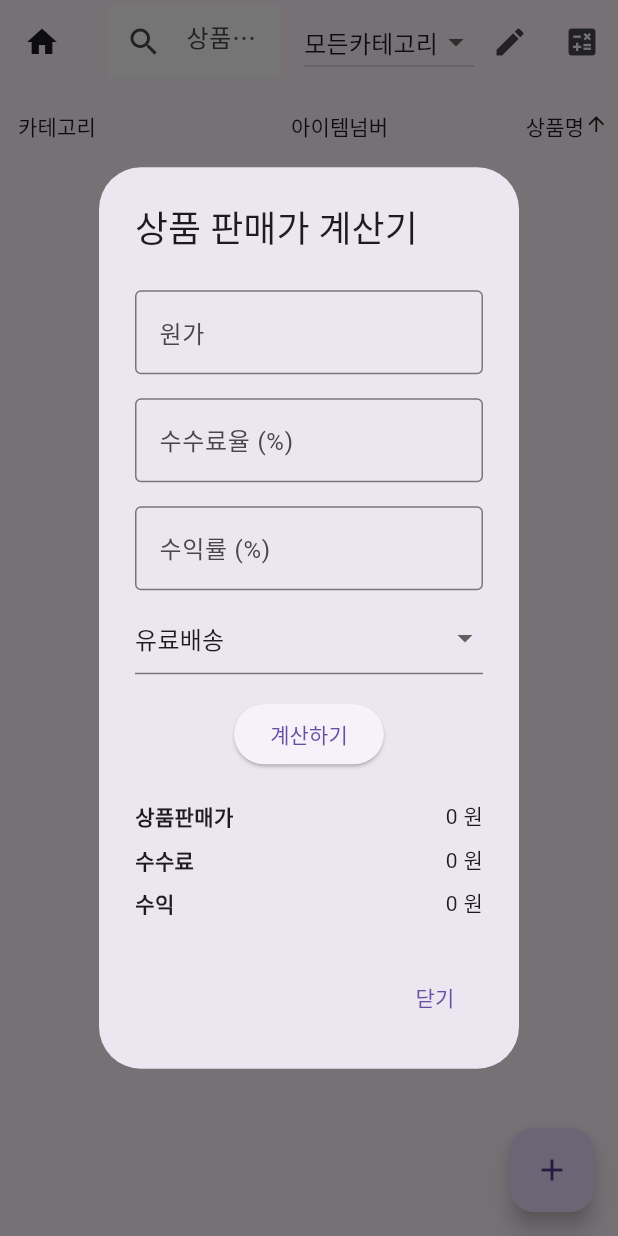
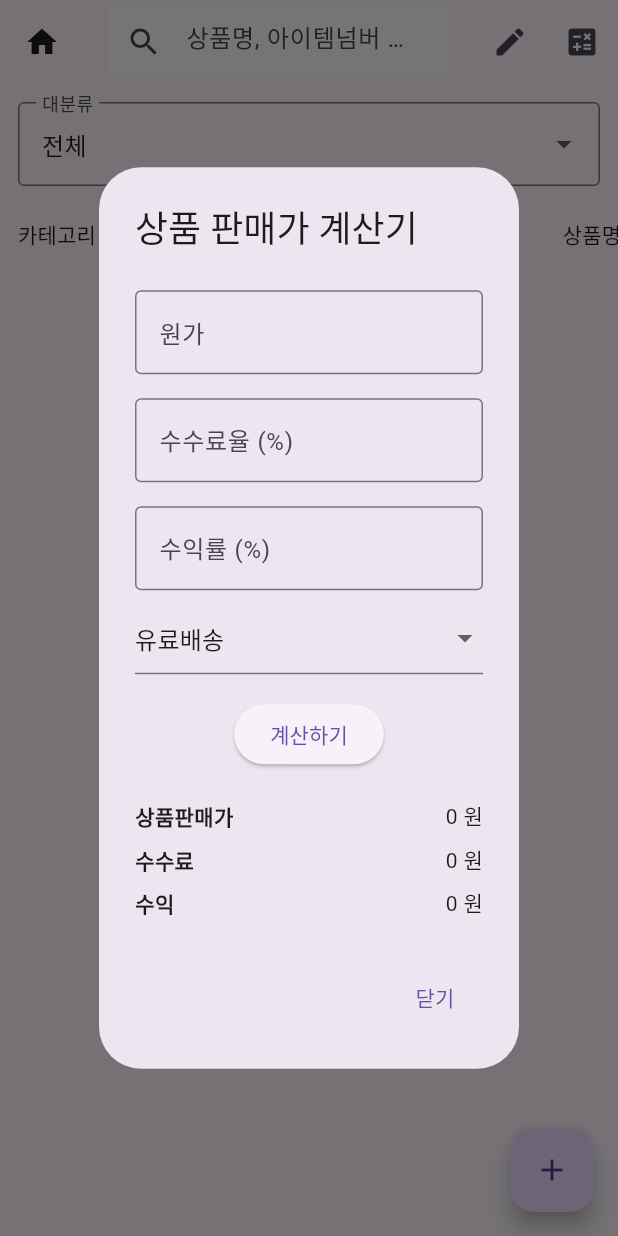
Before and after one commit to WonsunOh/stockmanager, a Flutter app: the GoodsListScreen screen opened by its route, after a tap on "상품명", after a tap on the "calculate" icon, on a phone screen of 412 x 824 dp. Run offline on Flutter 3.47's test engine with Material 3 defaults, Android fonts, the phone set to English and light mode, and no system bars; drawn by our look-alikes of data_table_2; our stand-ins replace flutter_riverpod, supabase_flutter; accounts and stored records are empty.

Commit message:
카테고리 3단 계층 구조 적용 (categories 테이블 활용)
- CategoryModel + CategoryRepository + categoryTreeProvider 신규
- CategoryCascadeDropdown 위젯: 1단(대분류)→2단(중분류)→3단(소분류) 자동 갱신
- goods_list: 카테고리 필터를 cascading으로, 상위 선택 시 자손 leaf 모두 포함
- goods_detail / product_list: 전체 경로 표시 (예: '식품 > 과자/간식 > 과자')
- add_goods: hardcoded dropdown 제거, cascading 입력 + categoryId 저장
- add_product: cascading 입력 추가 (기본값: 연관 material의 categoryId)
- material_repository: 더 이상 쓰지 않는 getMaterialsStreamByCategory 제거
- firebase_category는 leaf name으로 자동 동기화하여 legacy 호환 유지

Co-Authored-By: Claude Opus 4.7 (1M context) <noreply@anthropic.com>

```diff
--- /dev/null
+++ b/lib/data/models/category_model.dart
@@ -0,0 +1,87 @@
+/// Supabase `categories` table model. Self-referential tree via `parent_id`.
+class CategoryModel {
+  final int id;
+  final String name;
+  final int? parentId;
+
+  const CategoryModel({
+    required this.id,
+    required this.name,
+    this.parentId,
+  });
+
+  factory CategoryModel.fromMap(Map<String, dynamic> map) {
+    return CategoryModel(
+      id: map['id'] as int,
+      name: (map['name'] as String?) ?? '',
+      parentId: map['parent_id'] as int?,
+    );
+  }
+}
+
+/// Read-only tree built once per fetch. Provides path lookup utilities.
+class CategoryTree {
+  final List<CategoryModel> all;
+  final Map<int, CategoryModel> byId;
+  final Map<int, List<CategoryModel>> childrenOf;
+  final List<CategoryModel> roots;
+
+  CategoryTree._(this.all, this.byId, this.childrenOf, this.roots);
+
+  factory CategoryTree.fromList(List<CategoryModel> rows) {
+    final byId = <int, CategoryModel>{for (final c in rows) c.id: c};
+    final children = <int, List<CategoryModel>>{};
+    final roots = <CategoryModel>[];
+    for (final c in rows) {
+      if (c.parentId == null) {
+        roots.add(c);
+      } else {
+        children.putIfAbsent(c.parentId!, () => []).add(c);
+      }
+    }
+    int byName(CategoryModel a, CategoryModel b) => a.name.compareTo(b.name);
+    roots.sort(byName);
+    for (final list in children.values) {
+      list.sort(byName);
+    }
+    return CategoryTree._(rows, byId, children, roots);
+  }
+
+  List<CategoryModel> children(int? parentId) {
+    if (parentId == null) return roots;
+    return childrenOf[parentId] ?? const [];
+  }
+
+  /// Ancestors from root to the node itself. Empty if id not found.
+  List<CategoryModel> pathTo(int? id) {
+    if (id == null) return const [];
+    final chain = <CategoryModel>[];
+    var node = byId[id];
+    while (node != null) {
+      chain.insert(0, node);
+      node = node.parentId == null ? null : byId[node.parentId!];
+    }
+    return chain;
+  }
+
+  /// "식품 > 과자/간식 > 과자" string, or empty.
+  String pathString(int? id, {String separator = ' > '}) {
+    final p = pathTo(id);
+    if (p.isEmpty) return '';
+    return p.map((c) => c.name).join(separator);
+  }
+
+  /// All descendant ids INCLUDING the node itself. Use for "category and its
+  /// children" filters.
+  Set<int> descendantIdsInclusive(int id) {
+    final result = <int>{id};
+    final queue = <int>[id];
+    while (queue.isNotEmpty) {
+      final next = queue.removeLast();
+      for (final c in children(next)) {
+        if (result.add(c.id)) queue.add(c.id);
+      }
+    }
+    return result;
+  }
+}
--- a/lib/presentation/viewmodels/goods_list_viewmodel.dart
+++ b/lib/presentation/viewmodels/goods_list_viewmodel.dart
@@ -2,14 +2,16 @@ import 'dart:async';
 import 'package:flutter_riverpod/flutter_riverpod.dart';
 
 import '../../data/models/material_model.dart';
+import '../../data/repositories/category_repository.dart';
 import '../../data/repositories/material_repository.dart';
 
 final goodsSearchQueryProvider = StateProvider.autoDispose<String>((ref) => '');
 final goodsSortColumnIndexProvider = StateProvider.autoDispose<int>((ref) => 1);
 final goodsSortAscendingProvider = StateProvider.autoDispose<bool>((ref) => true);
 
-final goodsCategoryFilterProvider =
-    StateProvider.autoDispose<String>((ref) => '모든카테고리');
+/// Selected category id from the cascading filter. `null` = 전체.
+final goodsCategoryFilterIdProvider =
+    StateProvider.autoDispose<int?>((ref) => null);
 
 final goodsListViewModelProvider =
     StreamNotifierProvider.autoDispose<GoodsListViewModel, List<MaterialModel>>(
@@ -19,34 +21,41 @@ final goodsListViewModelProvider =
 class GoodsListViewModel extends AutoDisposeStreamNotifier<List<MaterialModel>> {
   @override
   Stream<List<MaterialModel>> build() {
-    final category = ref.watch(goodsCategoryFilterProvider);
     final repo = ref.watch(materialRepositoryProvider);
+    final filterId = ref.watch(goodsCategoryFilterIdProvider);
+    final treeAsync = ref.watch(categoryTreeProvider);
+    final allowedIds = filterId == null
+        ? null
+        : treeAsync.maybeWhen(
+            data: (tree) => tree.descendantIdsInclusive(filterId),
+            orElse: () => <int>{filterId},
+          );
 
-    final baseStream = (category == '모든카테고리')
-        ? repo.getMaterialsStream()
-        : repo.getMaterialsStreamByCategory(category);
-
-    return baseStream.map((list) {
+    return repo.getMaterialsStream().map((list) {
       final searchQuery = ref.watch(goodsSearchQueryProvider).toLowerCase();
       final sortColumnIndex = ref.watch(goodsSortColumnIndexProvider);
       final sortAscending = ref.watch(goodsSortAscendingProvider);
 
-      final filtered = searchQuery.isEmpty
-          ? list
-          : list.where((m) {
-              final nameMatch = m.name?.toLowerCase().contains(searchQuery) ?? false;
-              final codeMatch =
-                  m.originalItemNumber?.toLowerCase().contains(searchQuery) ?? false;
-              return nameMatch || codeMatch;
-            }).toList();
+      final filtered = list.where((m) {
+        if (allowedIds != null) {
+          if (m.categoryId == null || !allowedIds.contains(m.categoryId)) {
+            return false;
+          }
+        }
+        if (searchQuery.isEmpty) return true;
+        final nameMatch = m.name?.toLowerCase().contains(searchQuery) ?? false;
+        final codeMatch =
+            m.originalItemNumber?.toLowerCase().contains(searchQuery) ?? false;
+        return nameMatch || codeMatch;
+      }).toList();
 
       filtered.sort((a, b) {
         int compare;
         switch (sortColumnIndex) {
-          case 1: // 아이템넘버 (original_item_number)
+          case 1: // 아이템넘버
             compare = (a.originalItemNumber ?? '').compareTo(b.originalItemNumber ?? '');
             break;
-          case 2: // 상품명 (name)
+          case 2: // 상품명
             compare = (a.name ?? '').compareTo(b.name ?? '');
             break;
           default:
@@ -58,8 +67,4 @@ class GoodsListViewModel extends AutoDisposeStreamNotifier<List<MaterialModel>>
       return filtered;
     });
   }
-
-  void setCategory(String category) {
-    ref.read(goodsCategoryFilterProvider.notifier).state = category;
-  }
 }
--- a/lib/presentation/views/goods/goods_list_screen.dart
+++ b/lib/presentation/views/goods/goods_list_screen.dart
@@ -2,8 +2,11 @@ import 'package:data_table_2/data_table_2.dart';
 import 'package:flutter/material.dart';
 import 'package:flutter_riverpod/flutter_riverpod.dart';
 import 'package:intl/intl.dart';
+
+import '../../../data/repositories/category_repository.dart';
 import '../../../views/widgets/price_calculator_dialog.dart';
 import '../../viewmodels/goods_list_viewmodel.dart';
+import '../../widgets/category_cascade_dropdown.dart';
 import 'add_goods_screen.dart';
 import 'goods_detail_screen.dart';
 
@@ -13,22 +16,11 @@ class GoodsListScreen extends ConsumerWidget {
   @override
   Widget build(BuildContext context, WidgetRef ref) {
     final goodsListState = ref.watch(goodsListViewModelProvider);
-    final selectedCategory = ref.watch(goodsCategoryFilterProvider);
+    final treeAsync = ref.watch(categoryTreeProvider);
     final numberFormatter = NumberFormat('###,###,###');
 
     final sortColumnIndex = ref.watch(goodsSortColumnIndexProvider);
     final sortAscending = ref.watch(goodsSortAscendingProvider);
-
-    const goodsTypeToString = <String>[
-      '모든카테고리',
-      '과자',
-      '사탕',
-      '젤리',
-      '초콜릿',
-      '껌',
-      '차,음료',
-      '기타',
-    ];
 
     return Scaffold(
       appBar: AppBar(
@@ -49,19 +41,6 @@ class GoodsListScreen extends ConsumerWidget {
           icon: const Icon(Icons.home),
         ),
         actions: [
-          DropdownButton<String>(
-            value: selectedCategory,
-            items: goodsTypeToString
-                .map((v) => DropdownMenuItem<String>(value: v, child: Text(v)))
-                .toList(),
-            onChanged: (newValue) {
-              if (newValue != null) {
-                ref
-                    .read(goodsListViewModelProvider.notifier)
-                    .setCategory(newValue);
-              }
-            },
-          ),
           IconButton(
             tooltip: '상품 추가',
             onPressed: () {
@@ -81,15 +60,28 @@ class GoodsListScreen extends ConsumerWidget {
           ),
         ],
       ),
-      body: goodsListState.when(
-        data: (goods) {
-          return DataTable2(
+      body: Column(
+        children: [
+          Padding(
+            padding: const EdgeInsets.fromLTRB(12, 12, 12, 4),
+            child: CategoryCascadeDropdown(
+              key: ValueKey(ref.watch(goodsCategoryFilterIdProvider)),
+              initialCategoryId: ref.watch(goodsCategoryFilterIdProvider),
+              allowAllAtRoot: true,
+              onChanged: (id) {
+                ref.read(goodsCategoryFilterIdProvider.notifier).state = id;
+              },
+            ),
+          ),
+          Expanded(
+            child: goodsListState.when(
+              data: (goods) => DataTable2(
                 fixedTopRows: 1,
                 sortColumnIndex: sortColumnIndex,
                 sortAscending: sortAscending,
                 columnSpacing: 12,
                 horizontalMargin: 12,
-            minWidth: 1400,
+                minWidth: 1500,
                 columns: [
                   const DataColumn2(label: Text('카테고리'), size: ColumnSize.L),
                   DataColumn2(
@@ -119,6 +111,10 @@ class GoodsListScreen extends ConsumerWidget {
                   final price = item.price ?? 0;
                   final qty = item.quantity ?? 0;
                   final pricePerPiece = qty == 0 ? 0 : price / qty;
+                  final categoryPath = treeAsync.maybeWhen(
+                    data: (tree) => tree.pathString(item.categoryId),
+                    orElse: () => item.firebaseCategory ?? '',
+                  );
 
                   return DataRow(
                     onSelectChanged: (isSelected) {
@@ -126,13 +122,14 @@ class GoodsListScreen extends ConsumerWidget {
                         Navigator.push(
                           context,
                           MaterialPageRoute(
-                        builder: (context) => GoodsDetailScreen(material: item),
+                            builder: (context) =>
+                                GoodsDetailScreen(material: item),
                           ),
                         );
                       }
                     },
                     cells: [
-                  DataCell(Text(item.firebaseCategory ?? '')),
+                      DataCell(Text(categoryPath, overflow: TextOverflow.ellipsis)),
                       DataCell(Text(item.originalItemNumber ?? '')),
                       DataCell(Text(item.name ?? '', overflow: TextOverflow.ellipsis)),
                       DataCell(Text('${numberFormatter.format(price)}원')),
@@ -144,10 +141,12 @@ class GoodsListScreen extends ConsumerWidget {
                     ],
                   );
                 }).toList(),
-          );
-        },
+              ),
               loading: () => const Center(child: CircularProgressIndicator()),
               error: (err, stack) => Center(child: Text('에러 발생: $err')),
+            ),
+          ),
+        ],
       ),
       floatingActionButton: FloatingActionButton(
         tooltip: '상품 추가',
--- /dev/null
+++ b/lib/presentation/widgets/category_cascade_dropdown.dart
@@ -0,0 +1,154 @@
+import 'package:flutter/material.dart';
+import 'package:flutter_riverpod/flutter_riverpod.dart';
+
+import '../../data/models/category_model.dart';
+import '../../data/repositories/category_repository.dart';
+
+/// 3-level cascading dropdown for [CategoryTree].
+///
+/// Emits the **deepest selected** category id via [onChanged]. Selecting a
+/// shallower level resets all deeper levels. A value of `null` means nothing
+/// selected at that level.
+///
+/// Optional [allowAllAtRoot] adds a "전체" sentinel at level 1 — useful for
+/// filter UIs. When that sentinel is picked, [onChanged] receives `null`.
+class CategoryCascadeDropdown extends ConsumerStatefulWidget {
+  final int? initialCategoryId;
+  final ValueChanged<int?> onChanged;
+  final bool allowAllAtRoot;
+  final String? validatorMessage; // when non-null and value is null → error
+  final String allLabel;
+
+  const CategoryCascadeDropdown({
+    super.key,
+    required this.onChanged,
+    this.initialCategoryId,
+    this.allowAllAtRoot = false,
+    this.validatorMessage,
+    this.allLabel = '전체',
+  });
+
+  @override
+  ConsumerState<CategoryCascadeDropdown> createState() =>
+      _CategoryCascadeDropdownState();
+}
+
+class _CategoryCascadeDropdownState
+    extends ConsumerState<CategoryCascadeDropdown> {
+  int? _l1Id;
+  int? _l2Id;
+  int? _l3Id;
+  bool _initialised = false;
+
+  @override
+  Widget build(BuildContext context) {
+    final treeAsync = ref.watch(categoryTreeProvider);
+    return treeAsync.when(
+      loading: () => const Padding(
+        padding: EdgeInsets.symmetric(vertical: 8),
+        child: LinearProgressIndicator(),
+      ),
+      error: (e, st) => Text('카테고리 로딩 실패: $e',
+          style: const TextStyle(color: Colors.red)),
+      data: (tree) {
+        if (!_initialised) {
+          _seedFromId(tree, widget.initialCategoryId);
+          _initialised = true;
+        }
+        return _buildDropdowns(tree);
+      },
+    );
+  }
+
+  void _seedFromId(CategoryTree tree, int? id) {
+    final path = tree.pathTo(id);
+    _l1Id = path.isNotEmpty ? path[0].id : null;
+    _l2Id = path.length >= 2 ? path[1].id : null;
+    _l3Id = path.length >= 3 ? path[2].id : null;
+  }
+
+  int? _currentSelectionId() => _l3Id ?? _l2Id ?? _l1Id;
+
+  void _emit() => widget.onChanged(_currentSelectionId());
+
+  Widget _buildDropdowns(CategoryTree tree) {
+    final level1 = tree.children(null);
+    final level2 = _l1Id == null ? <CategoryModel>[] : tree.children(_l1Id);
+    final level3 = _l2Id == null ? <CategoryModel>[] : tree.children(_l2Id);
+
+    return Column(
+      crossAxisAlignment: CrossAxisAlignment.stretch,
+      children: [
+        _dropdown(
+          label: '대분류',
+          value: _l1Id,
+          items: level1,
+          showAll: widget.allowAllAtRoot,
+          onChanged: (v) {
+            setState(() {
+              _l1Id = v;
+              _l2Id = null;
+              _l3Id = null;
+            });
+            _emit();
+          },
+        ),
+        if (level2.isNotEmpty) const SizedBox(height: 8),
+        if (level2.isNotEmpty)
+          _dropdown(
+            label: '중분류',
+            value: _l2Id,
+            items: level2,
+            showAll: false,
+            onChanged: (v) {
+              setState(() {
+                _l2Id = v;
+                _l3Id = null;
+              });
+              _emit();
+            },
+          ),
+        if (level3.isNotEmpty) const SizedBox(height: 8),
+        if (level3.isNotEmpty)
+          _dropdown(
+            label: '소분류',
+            value: _l3Id,
+            items: level3,
+            showAll: false,
+            onChanged: (v) {
+              setState(() => _l3Id = v);
+              _emit();
+            },
+          ),
+      ],
+    );
+  }
+
+  Widget _dropdown({
+    required String label,
+    required int? value,
+    required List<CategoryModel> items,
+    required bool showAll,
+    required ValueChanged<int?> onChanged,
+  }) {
+    return DropdownButtonFormField<int?>(
+      value: value,
+      isExpanded: true,
+      decoration: InputDecoration(
+        labelText: label,
+        border: const OutlineInputBorder(),
+      ),
+      items: [
+        if (showAll)
+          DropdownMenuItem<int?>(value: null, child: Text(widget.allLabel)),
+        ...items.map(
+          (c) => DropdownMenuItem<int?>(value: c.id, child: Text(c.name)),
+        ),
+      ],
+      onChanged: onChanged,
+      validator: widget.validatorMessage == null
+          ? null
+          : (v) => v == null ? widget.validatorMessage : null,
+    );
+  }
+}
```
Also changed, not shown: lib/data/repositories/category_repository.dart (added, +36 -0 lines), lib/data/repositories/material_repository.dart (+0 -9 lines), lib/presentation/viewmodels/add_goods_viewmodel.dart (+19 -6 lines), lib/presentation/viewmodels/add_product_viewmodel.dart (+18 -10 lines), lib/presentation/views/goods/add_goods_screen.dart (+14 -15 lines), lib/presentation/views/goods/goods_detail_screen.dart (+8 -2 lines), lib/presentation/views/product/add_product_screen.dart (+91 -46 lines), lib/presentation/views/product/product_list_screen.dart (+9 -6 lines). Lines whose indentation alone changed are shown as unchanged.
